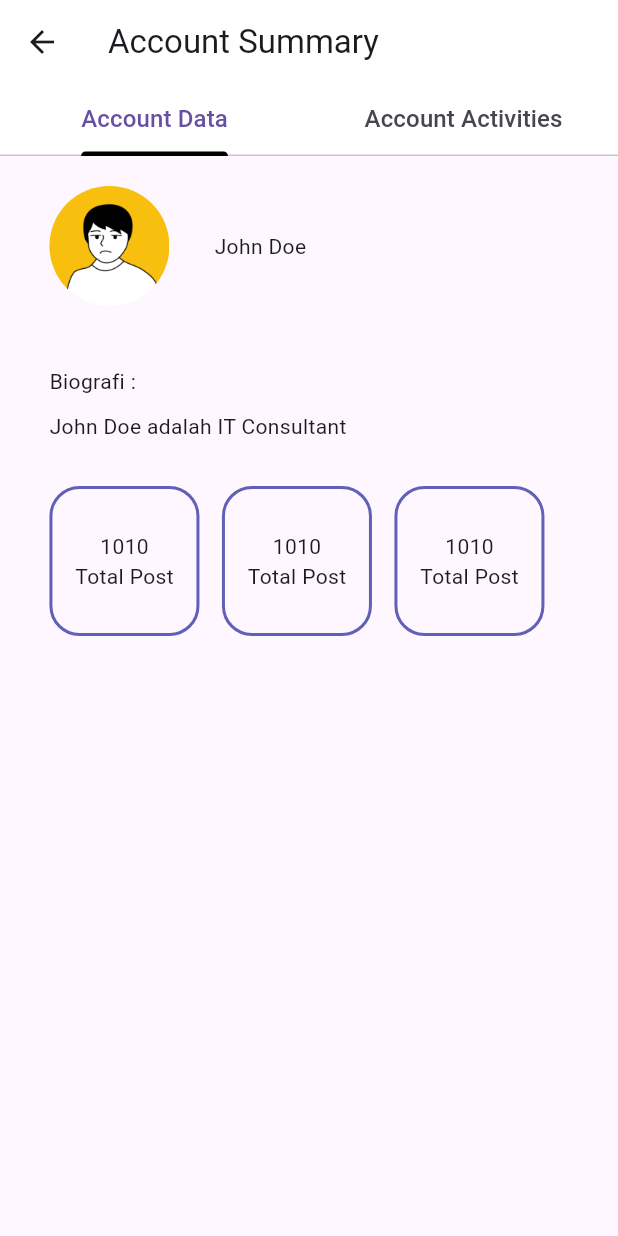
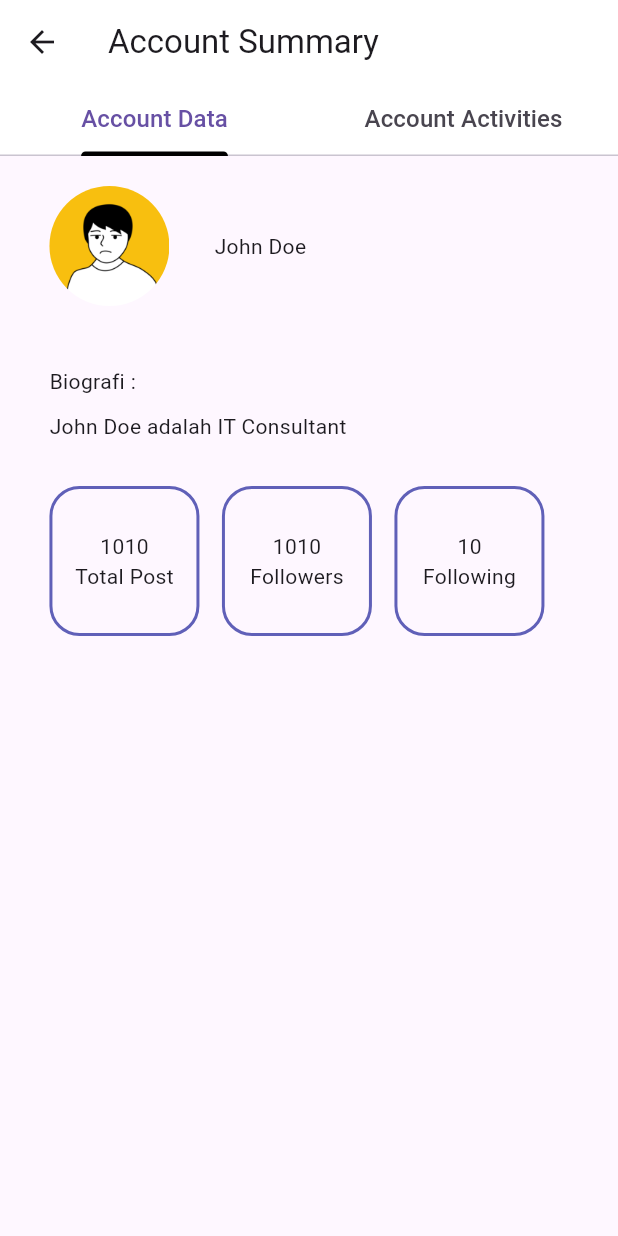
Before and after one commit to Gunzee00/icon-summary-app, a Flutter app: the screen it shows after launch, after a tap on "Selanjutnya", on a phone screen of 412 x 824 dp. Run offline on Flutter 3.47's test engine with Material 3 defaults, Android fonts, the light colour scheme and no system bars.

Commit message:
fixing typo

```diff
--- a/lib/views/screens/account_summary/widget/accountActivitiesWidget.dart
+++ b/lib/views/screens/account_summary/widget/accountActivitiesWidget.dart
@@ -62,7 +62,7 @@ class AccountActivities extends StatelessWidget {
                   ),
                 ),
                 Text(
-                  "Total Post",
+                  "Followers",
                   style: LocalTextStyle.textTheme.bodyMedium!.copyWith(
                     color: Colors.black,
                   ),
@@ -87,13 +87,13 @@ class AccountActivities extends StatelessWidget {
               crossAxisAlignment: CrossAxisAlignment.center, // Memusatkan child secara horizontal
               children: [
                 Text(
-                  "1010",
+                  "10",
                   style: LocalTextStyle.textTheme.bodyMedium!.copyWith(
                     color: Colors.black,
                   ),
                 ),
                 Text(
-                  "Total Post",
+                  "Following",
                   style: LocalTextStyle.textTheme.bodyMedium!.copyWith(
                     color: Colors.black,
                   ),
```
